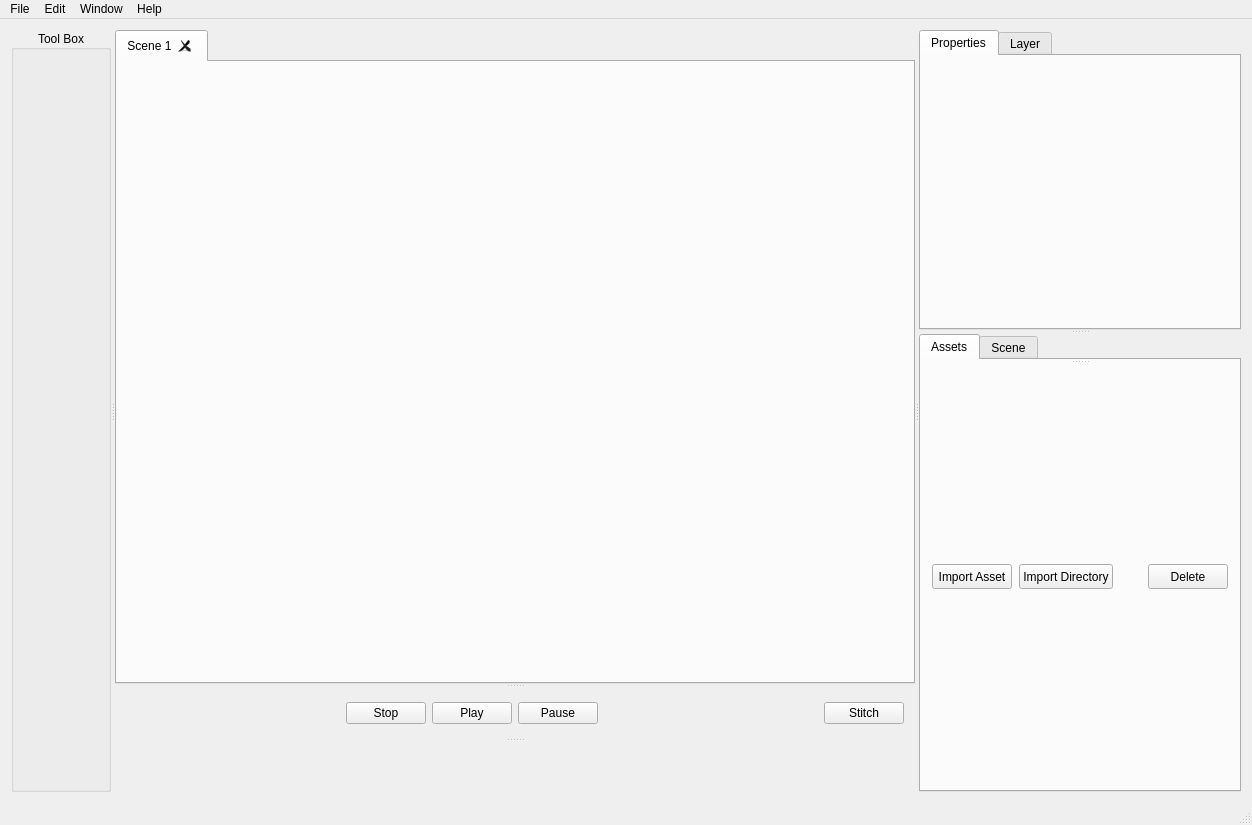
This is Animic/UiFiles/animic.ui in MervynArt96/AnimicCreator as Qt 5 draws it before an edit. The edited form follows.
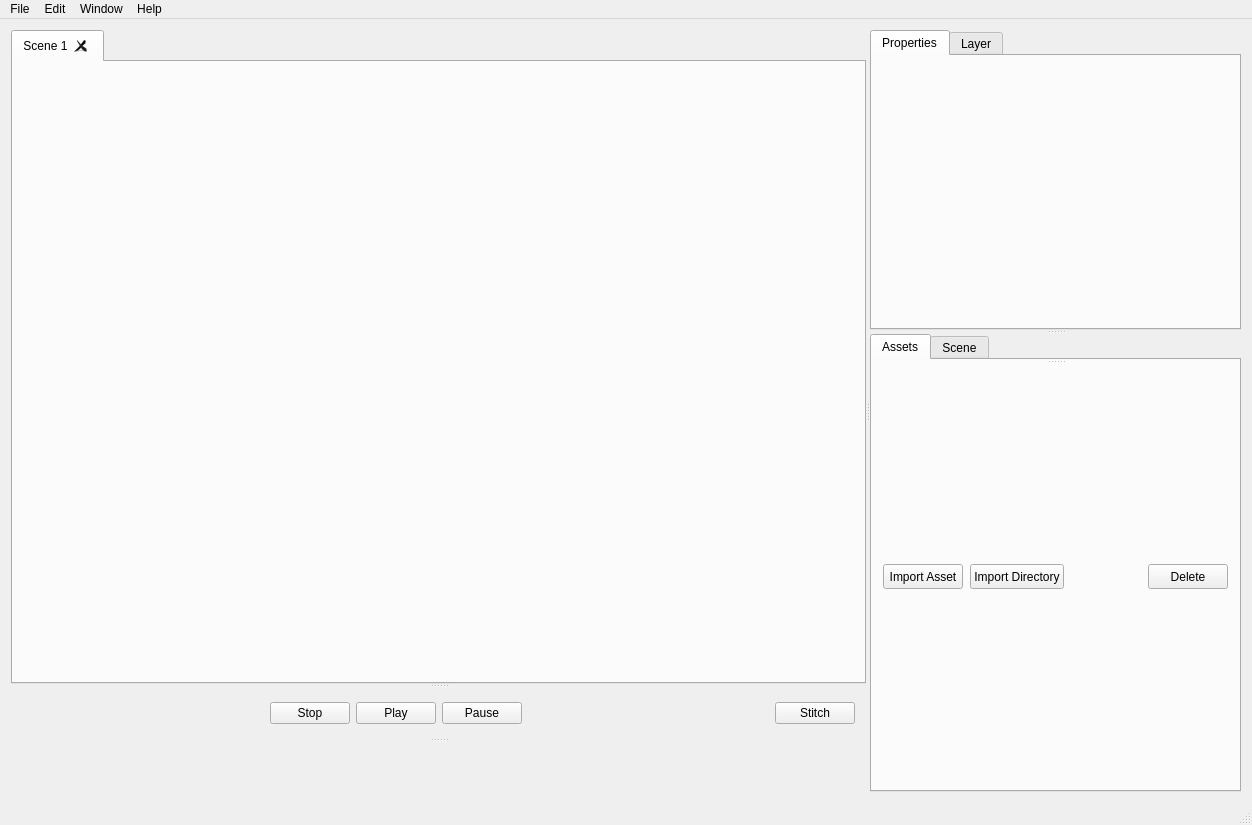
This is the edited form.

Diff of the .ui file:
```diff
--- a/Animic/UiFiles/animic.ui
+++ b/Animic/UiFiles/animic.ui
@@ -37,32 +37,6 @@
         <property name="childrenCollapsible">
          <bool>false</bool>
         </property>
-        <widget class="QGroupBox" name="ToolBox">
-         <property name="sizePolicy">
-          <sizepolicy hsizetype="MinimumExpanding" vsizetype="Expanding">
-           <horstretch>0</horstretch>
-           <verstretch>0</verstretch>
-          </sizepolicy>
-         </property>
-         <property name="minimumSize">
-          <size>
-           <width>50</width>
-           <height>0</height>
-          </size>
-         </property>
-         <property name="maximumSize">
-          <size>
-           <width>100</width>
-           <height>16777215</height>
-          </size>
-         </property>
-         <property name="title">
-          <string>Tool Box</string>
-         </property>
-         <property name="alignment">
-          <set>Qt::AlignCenter</set>
-         </property>
-        </widget>
         <widget class="QSplitter" name="splitter_4">
          <property name="orientation">
           <enum>Qt::Horizontal</enum>
```
